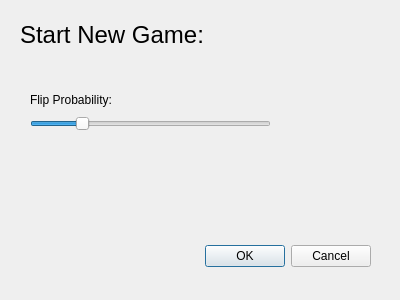
CharlieVinnie/RandGomoku, file testBoard/dialog.ui: the form before one commit.
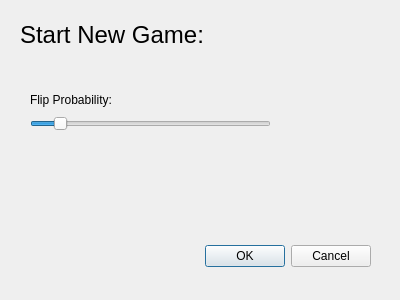
The form after the commit.

Commit message: Reduce flip probability from 0.2 to 0.1 and adjust four-in-a-row signal condition

Diff of the .ui file:
```diff
--- a/testBoard/dialog.ui
+++ b/testBoard/dialog.ui
@@ -65,7 +65,7 @@
        <number>100</number>
       </property>
       <property name="value">
-       <number>20</number>
+       <number>10</number>
       </property>
       <property name="orientation">
        <enum>Qt::Orientation::Horizontal</enum>
```
The commit also changes 2 other files.
